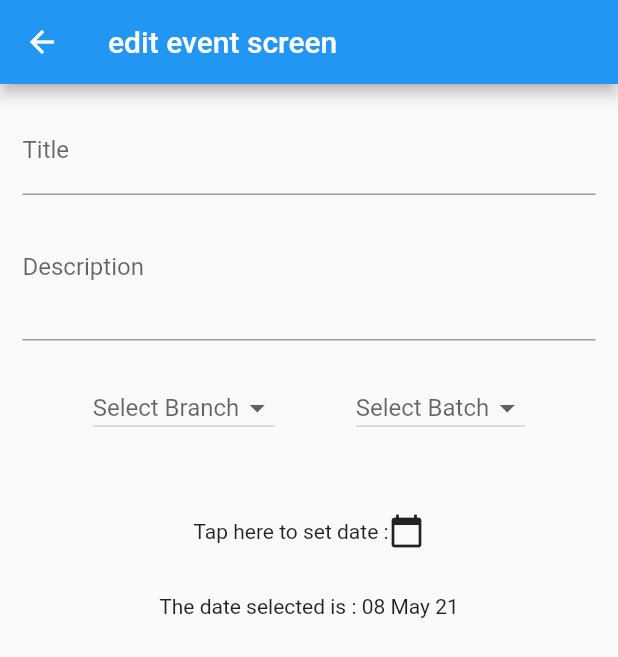
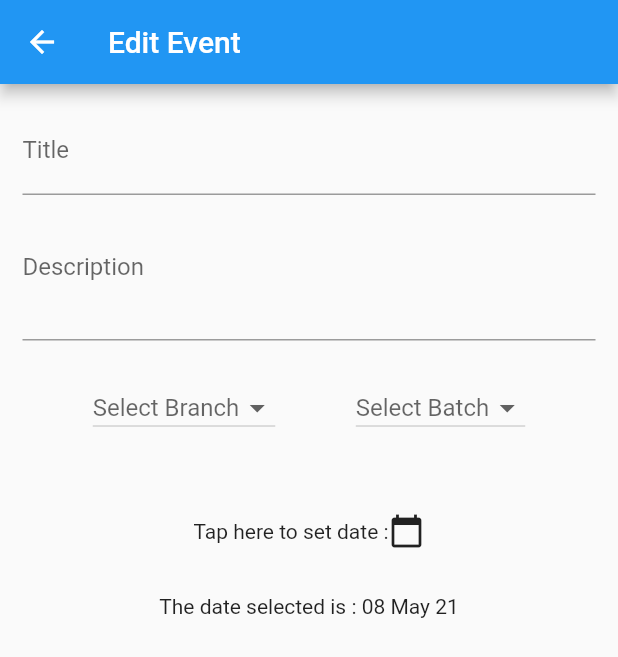
Before and after one commit to roopak99/BIT-Connect, a Flutter app: the UserEvents screen opened by its route, scrolled down 208 dp, after a tap on the "add" icon, on a phone screen of 412 x 824 dp. Shown: the top 657 px of the screen. Run offline on Flutter 3.47's test engine with Material 2 defaults, Android fonts, the phone set to English and light mode, and no system bars.

Commit message:
event editing form + minor fixes

```diff
--- a/lib/main.dart
+++ b/lib/main.dart
@@ -1,7 +1,7 @@
 import 'package:bit_connect/providers/events.dart';
-import 'package:bit_connect/screens/event_detail.dart';
+import 'package:bit_connect/screens/event_detail_screen.dart';
 import 'package:bit_connect/screens/events_overview_screen.dart';
-import 'package:bit_connect/screens/user_events.dart';
+import 'package:bit_connect/screens/user_events_screen.dart';
 import 'package:flutter/material.dart';
 import 'package:provider/provider.dart';
 import './screens/edit_event_screen.dart';
--- a/lib/screens/edit_event_screen.dart
+++ b/lib/screens/edit_event_screen.dart
@@ -45,7 +45,7 @@ class _EditEventScreenState extends State<EditEventScreen> {
     var parsedDate = DateFormat('dd MMM yy').format(selectedDate);
     return Scaffold(
       appBar: AppBar(
-        title: Text('edit event screen'),
+        title: Text('Edit Event'),
       ),
       body: Padding(
         padding: EdgeInsets.all(15),
--- a/lib/screens/user_events.dart
+++ b/lib/screens/user_events_screen.dart
@@ -13,7 +13,7 @@ class UserEvents extends StatelessWidget {
     return Scaffold(
         drawer: AppDrawer(),
         appBar: AppBar(
-          title: Text('User Events'),
+          title: Text('Your Events'),
           actions: [
             IconButton(
               icon: Icon(Icons.add),
--- a/lib/widgets/app_drawer.dart
+++ b/lib/widgets/app_drawer.dart
@@ -1,4 +1,4 @@
-import 'package:bit_connect/screens/user_events.dart';
+import 'package:bit_connect/screens/user_events_screen.dart';
 import 'package:flutter/material.dart';
 
 class AppDrawer extends StatelessWidget {
--- a/lib/widgets/user_event_item.dart
+++ b/lib/widgets/user_event_item.dart
@@ -1,4 +1,3 @@
-import 'package:bit_connect/screens/edit_event_screen.dart';
 import 'package:flutter/material.dart';
 
 class UserEventItem extends StatelessWidget {
```
Also changed, not shown: lib/screens/event_detail_screen.dart (renamed from lib/screens/event_detail.dart).
